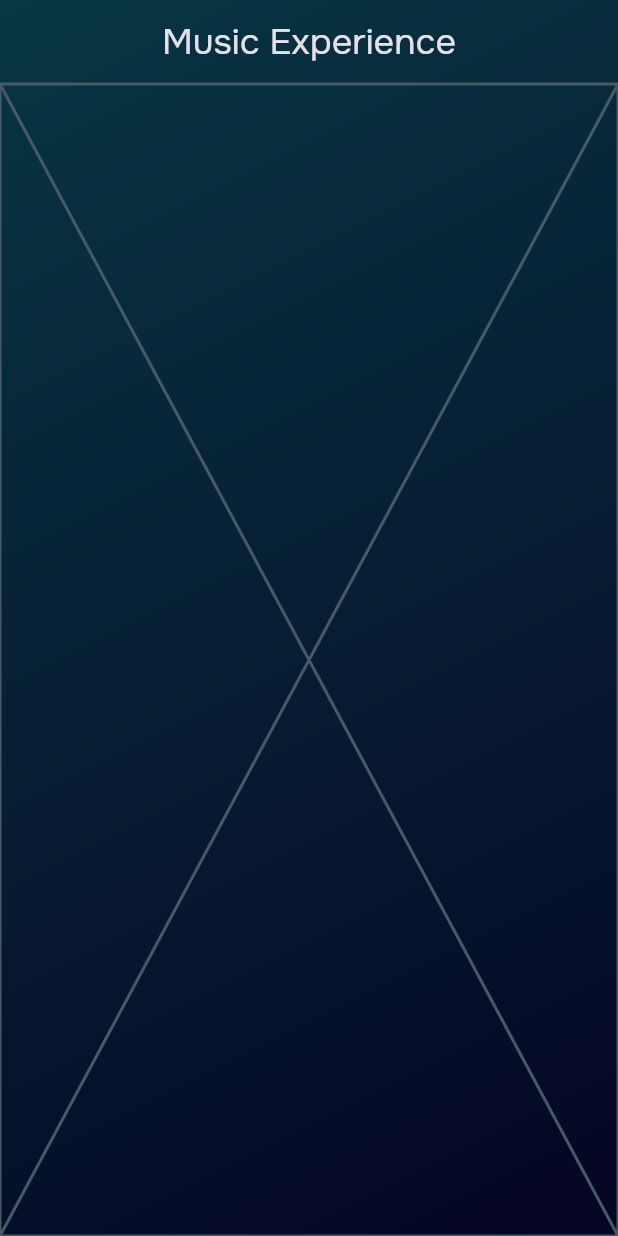
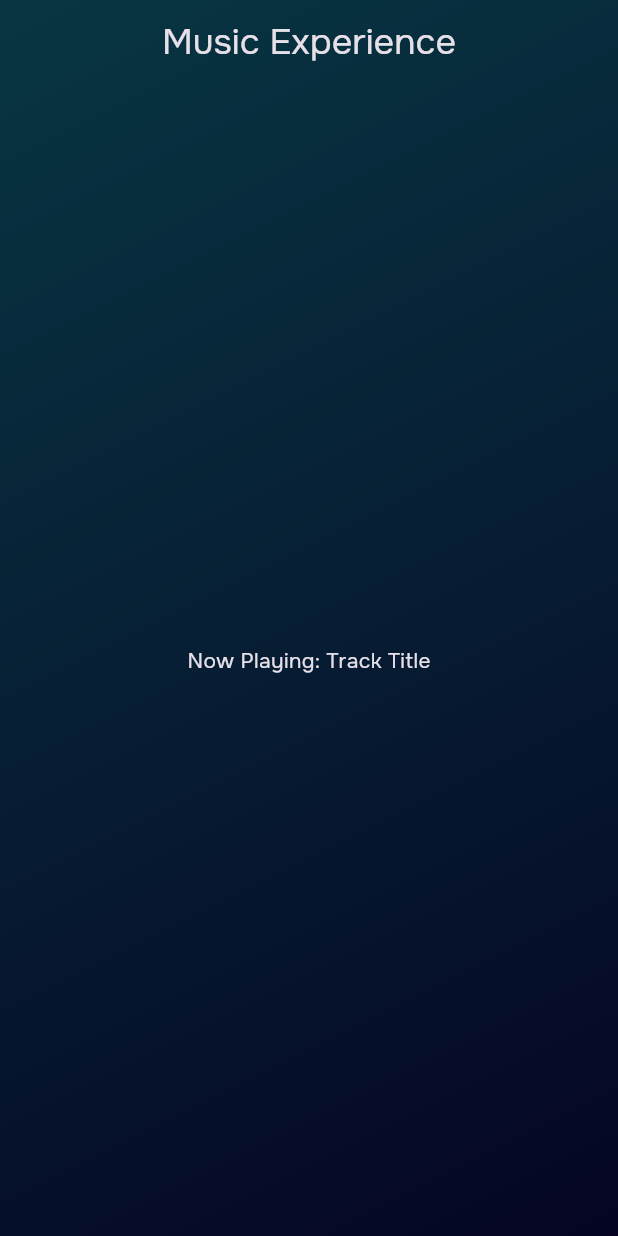
Before and after one commit to pietroid/focuslab, a Flutter app: the MusicExperiencePage screen opened by its route, on a phone screen of 412 x 824 dp. Run offline on Flutter 3.47's test engine with Material 3 defaults, Android fonts, the phone set to English and light mode, and no system bars; our stand-ins replace bloc, flutter_bloc, go_router, google_fonts, just_audio, youtube_player_iframe; generated files the repository leaves out were written again.

Commit message:
playing music

```diff
--- a/lib/app/view/app.dart
+++ b/lib/app/view/app.dart
@@ -2,9 +2,9 @@ import 'package:app_ui/app_ui.dart';
 import 'package:flutter/material.dart';
 import 'package:flutter_bloc/flutter_bloc.dart';
 import 'package:focuslab/l10n/l10n.dart';
-import 'package:focuslab/menu/view/menu_page.dart';
 import 'package:focuslab/router/app_router.dart';
 import 'package:menu_repository/menu_repository.dart';
+import 'package:music_experience_repository/music_experience_repository.dart';
 
 class App extends StatelessWidget {
   const App({super.key});
@@ -15,6 +15,7 @@ class App extends StatelessWidget {
       providers: [
         // Add your repositories here
         RepositoryProvider(create: (_) => MenuRepository()),
+        RepositoryProvider(create: (_) => MusicExperienceRepository()),
       ],
       child: MaterialApp.router(
         debugShowCheckedModeBanner: false,
--- /dev/null
+++ b/lib/music_experience/cubit/music_experience_cubit.dart
@@ -0,0 +1,30 @@
+import 'package:bloc/bloc.dart';
+import 'package:meta/meta.dart';
+import 'package:music_experience_repository/music_experience_repository.dart';
+
+part 'music_experience_state.dart';
+
+class MusicExperienceCubit extends Cubit<MusicExperienceState> {
+  MusicExperienceCubit({
+    required this.musicExperienceRepository,
+  }) : super(MusicExperienceInitial());
+
+  final MusicExperienceRepository musicExperienceRepository;
+
+  void loadMusic() async {
+    emit(MusicExperienceLoading());
+    try {
+      await musicExperienceRepository.loadMusic();
+      emit(MusicExperiencePlaying());
+      musicExperienceRepository.playMusic();
+    } catch (error) {
+      emit(MusicExperienceError(error.toString()));
+    }
+  }
+
+  @override
+  Future<void> close() {
+    musicExperienceRepository.stop();
+    return super.close();
+  }
+}
--- /dev/null
+++ b/lib/music_experience/cubit/music_experience_state.dart
@@ -0,0 +1,16 @@
+part of 'music_experience_cubit.dart';
+
+@immutable
+sealed class MusicExperienceState {}
+
+final class MusicExperienceInitial extends MusicExperienceState {}
+
+final class MusicExperienceLoading extends MusicExperienceState {}
+
+final class MusicExperiencePlaying extends MusicExperienceState {}
+
+final class MusicExperienceError extends MusicExperienceState {
+  MusicExperienceError(this.message);
+
+  final String message;
+}
--- a/lib/music_experience/view/music_experience_page.dart
+++ b/lib/music_experience/view/music_experience_page.dart
@@ -1,12 +1,39 @@
 import 'package:app_ui/app_ui.dart';
+import 'package:flutter/material.dart';
 import 'package:flutter/widgets.dart';
+import 'package:flutter_bloc/flutter_bloc.dart';
+import 'package:focuslab/music_experience/cubit/music_experience_cubit.dart';
+import 'package:music_experience_repository/music_experience_repository.dart';
 
 class MusicExperiencePage extends StatelessWidget {
   const MusicExperiencePage({super.key});
 
   @override
   Widget build(BuildContext context) {
-    return DefaultScaffold(
-        body: const Placeholder(), title: 'Music Experience');
+    return BlocProvider(
+      create: (context) => MusicExperienceCubit(
+        musicExperienceRepository: context.read<MusicExperienceRepository>(),
+      )..loadMusic(),
+      child: DefaultScaffold(
+          body: const MusicExperienceView(), title: 'Music Experience'),
+    );
   }
 }
+
+class MusicExperienceView extends StatelessWidget {
+  const MusicExperienceView({super.key});
+
+  @override
+  Widget build(BuildContext context) {
+    return BlocBuilder<MusicExperienceCubit, MusicExperienceState>(
+      builder: (context, state) {
+        if (state is MusicExperienceLoading) {
+          return const Center(child: CircularProgressIndicator());
+        } else if (state is MusicExperiencePlaying) {
+          return const Center(child: Text('Now Playing: Track Title'));
+        }
+        return const Placeholder();
+      },
+    );
+  }
+}
--- a/pubspec.yaml
+++ b/pubspec.yaml
@@ -16,9 +16,11 @@ dependencies:
   flutter_localizations:
     sdk: flutter
   go_router: ^16.0.0
+  intl: ^0.19.0
   menu_repository:
     path: packages/menu_repository
-  intl: ^0.19.0
+  music_experience_repository:
+    path: packages/music_experience_repository
   youtube_player_iframe: ^5.2.1
 
 dev_dependencies:
@@ -33,6 +35,8 @@ dev_dependencies:
 flutter:
   uses-material-design: true
   generate: true
+  assets:
+    - assets/music/
 
 flutter_launcher_icons:
   macos:
```
Also changed, not shown: pubspec.lock, 3 other files.
